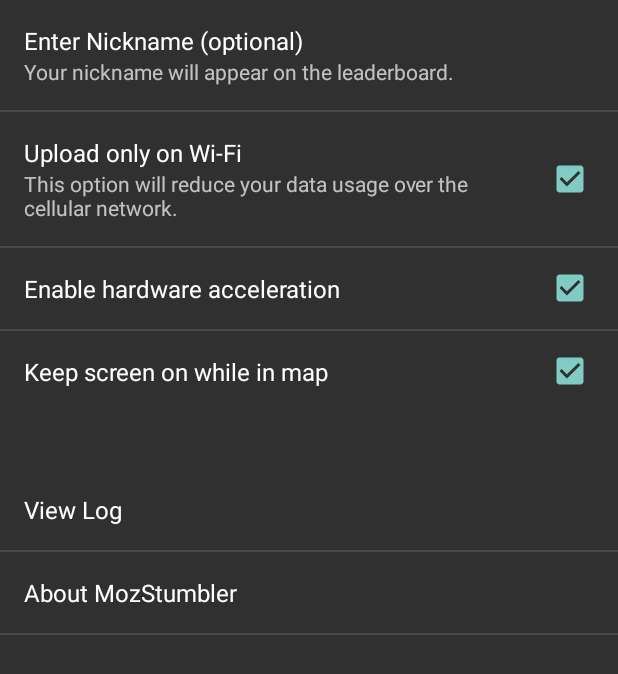
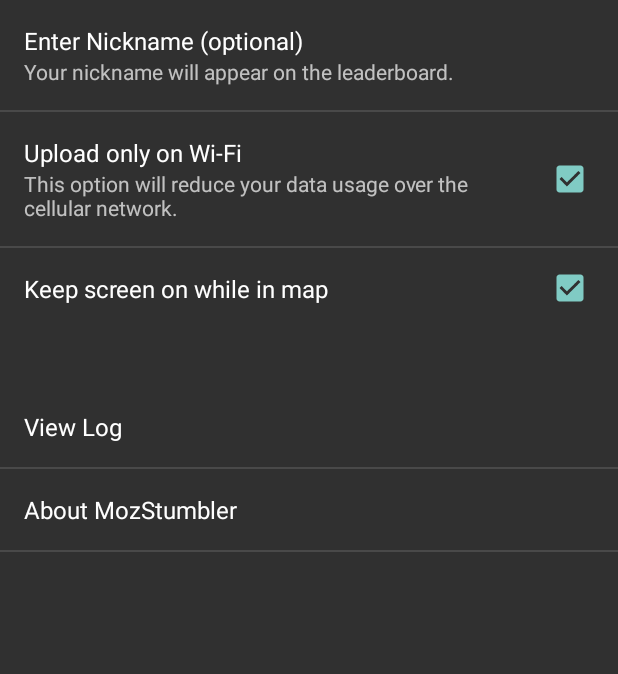
Before and after one commit to mozilla/MozStumbler, an Android app: the screen it shows after launch (PreferencesScreen), in the options menu, after a tap on "Settings", on a phone screen of 412 x 824 dp. Shown: the top 674 px of the screen. Run offline under Robolectric (Android 15) with nearby library versions, the phone set to English and light mode, and no system bars; libraries missing offline, so code that uses them is left out: com.ocpsoft.pretty, org.osmdroid, org.osmdroid.api, org.osmdroid.tileprovider, org.osmdroid.util and 1 more; 28 statements that could not run were skipped.

Commit message:
Removed hardware acceleration pref

```diff
--- a/android/src/main/java/org/mozilla/mozstumbler/client/ClientPrefs.java
+++ b/android/src/main/java/org/mozilla/mozstumbler/client/ClientPrefs.java
@@ -10,7 +10,6 @@
     private static final String LOG_TAG = ClientPrefs.class.getSimpleName();
     private static final String LAT_PREF = "lat";
     private static final String LON_PREF = "lon";
-    private static final String HARDWARE_ACCEL_PREF = "hardware_acceleration";
     public static final String KEEP_SCREEN_ON_PREF = "keep_screen_on";
 
     private static final String ON_MAP_SHOW_MLS_PREF = "show_mls";
@@ -51,14 +50,6 @@
         return new GeoPoint(lat, lon);
     }
 
-    public boolean getIsHardwareAccelerated() {
-        return getBoolPrefWithDefault(HARDWARE_ACCEL_PREF, true);
-    }
-
-    public void setIsHardwareAccelerated(boolean on) {
-        setBoolPref(HARDWARE_ACCEL_PREF, on);
-    }
-
     public boolean getKeepScreenOn() {
         return getBoolPrefWithDefault(KEEP_SCREEN_ON_PREF, true);
     }
--- a/android/src/main/java/org/mozilla/mozstumbler/client/navdrawer/MainDrawerActivity.java
+++ b/android/src/main/java/org/mozilla/mozstumbler/client/navdrawer/MainDrawerActivity.java
@@ -41,8 +41,7 @@
         super.onCreate(savedInstanceState);
         setContentView(R.layout.activity_main_drawer);
 
-        if (ClientPrefs.getInstance().getIsHardwareAccelerated() &&
-                Build.VERSION.SDK_INT > 10) {
+        if (Build.VERSION.SDK_INT > 10) {
             getWindow().setFlags(
                     WindowManager.LayoutParams.FLAG_HARDWARE_ACCELERATED,
                     WindowManager.LayoutParams.FLAG_HARDWARE_ACCELERATED);
--- a/android/src/main/java/org/mozilla/mozstumbler/client/subactivities/PreferencesScreen.java
+++ b/android/src/main/java/org/mozilla/mozstumbler/client/subactivities/PreferencesScreen.java
@@ -42,7 +42,6 @@
 
         mNicknamePreference = (EditTextPreference) getPreferenceManager().findPreference("nickname");
         mWifiPreference = (CheckBoxPreference) getPreferenceManager().findPreference("wifi_only");
-        mIsHardwareAccelerated = (CheckBoxPreference) getPreferenceManager().findPreference("hardware_acceleration");
         mKeepScreenOn = (CheckBoxPreference) getPreferenceManager().findPreference(ClientPrefs.KEEP_SCREEN_ON_PREF);
 
         setNicknamePreferenceTitle(sPrefs.getNickname());
--- a/android/src/main/res/values/strings.xml
+++ b/android/src/main/res/values/strings.xml
@@ -63,7 +63,6 @@
     <string name="scroll_to_start">Scroll to Top</string>
     <string name="scroll_to_end">Scroll to End</string>
     <string name="upload_observations_data_size">Size:</string>
-    <string name="hardware_acceleration_title">Enable hardware acceleration</string>
     <string name="keep_screen_on_title">Keep screen on while in map</string>
     <string name="drawer_open">Show drawer</string>
     <string name="drawer_close">Close drawer</string>
--- a/android/src/main/res/xml/stumbler_preferences.xml
+++ b/android/src/main/res/xml/stumbler_preferences.xml
@@ -9,10 +9,6 @@
         android:key="wifi_only"
         android:title="@string/upload_wifi_only_title"
         android:summary="@string/upload_wifi_only_summary"
-        android:defaultValue="true" />
-    <CheckBoxPreference
-        android:key="hardware_acceleration"
-        android:title="@string/hardware_acceleration_title"
         android:defaultValue="true" />
     <CheckBoxPreference
         android:key="keep_screen_on"
```
Also changed, not shown: 2 other files.
